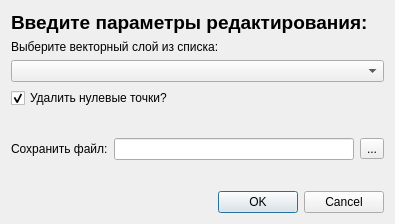
Old version of the form bpla_plugin_flights_dialog_base.ui in the repository vedmitt/Argest.
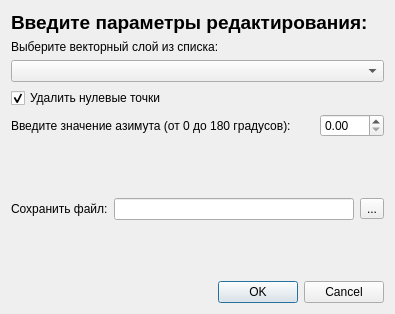
New version of the form. Custom widgets are drawn as their Qt base class.

Commit message: docs (istall, readme, run): добавить/обновить документацию feat (bpla_plugin_flights_dialog_base): добавить новые компоненты feat (bpla_plugin_flights): добавить новый слой и отобразить его в qgis refactor(features_editing): переместить в папку layers_modify, убрать из pb_tool.cfg

Diff of the .ui file:
```diff
--- a/bpla_plugin_flights_dialog_base.ui
+++ b/bpla_plugin_flights_dialog_base.ui
@@ -7,7 +7,7 @@
     <x>0</x>
     <y>0</y>
     <width>395</width>
-    <height>224</height>
+    <height>314</height>
    </rect>
   </property>
   <property name="windowTitle">
@@ -41,13 +41,47 @@
    <item>
     <widget class="QCheckBox" name="checkBox">
      <property name="text">
-      <string>Удалить нулевые точки?</string>
+      <string>Удалить нулевые точки</string>
      </property>
      <property name="checked">
       <bool>true</bool>
      </property>
     </widget>
    </item>
+   <item>
+    <layout class="QHBoxLayout" name="horizontalLayout_4">
+     <item>
+      <widget class="QLabel" name="label_4">
+       <property name="text">
+        <string>Введите значение азимута (от 0 до 180 градусов): </string>
+       </property>
+      </widget>
+     </item>
+     <item>
+      <spacer name="horizontalSpacer">
+       <property name="orientation">
+        <enum>Qt::Horizontal</enum>
+       </property>
+       <property name="sizeHint" stdset="0">
+        <size>
+         <width>40</width>
+         <height>20</height>
+        </size>
+       </property>
+      </spacer>
+     </item>
+     <item>
+      <widget class="QDoubleSpinBox" name="doubleSpinBox">
+       <property name="autoFillBackground">
+        <bool>false</bool>
+       </property>
+       <property name="maximum">
+        <double>180.000000000000000</double>
+       </property>
+      </widget>
+     </item>
+    </layout>
+   </item>
    <item>
     <spacer name="verticalSpacer">
      <property name="orientation">
```
The commit also changes 6 other files.
